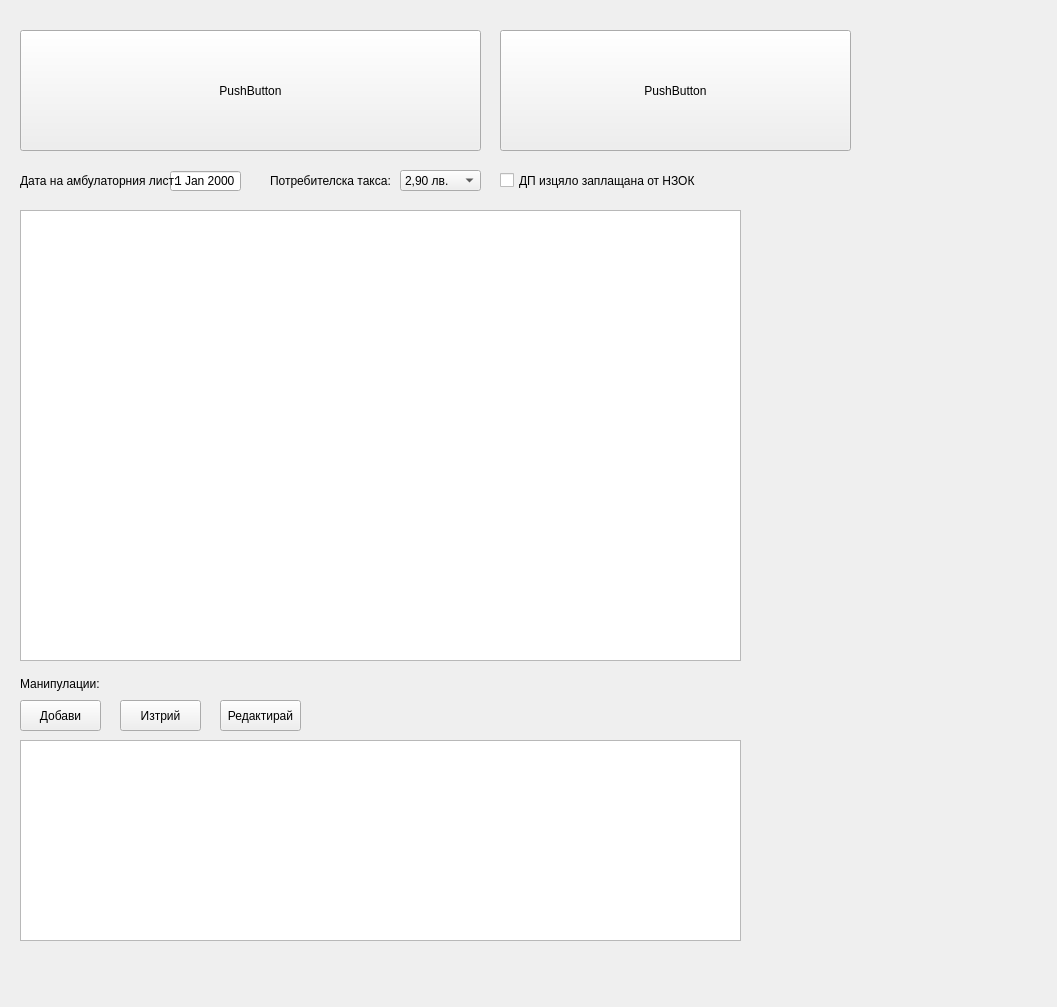
The window that src/View/ListView/ListView.ui (thefinalcutbg/DinoDent) describes before a commit, drawn with Qt 5.
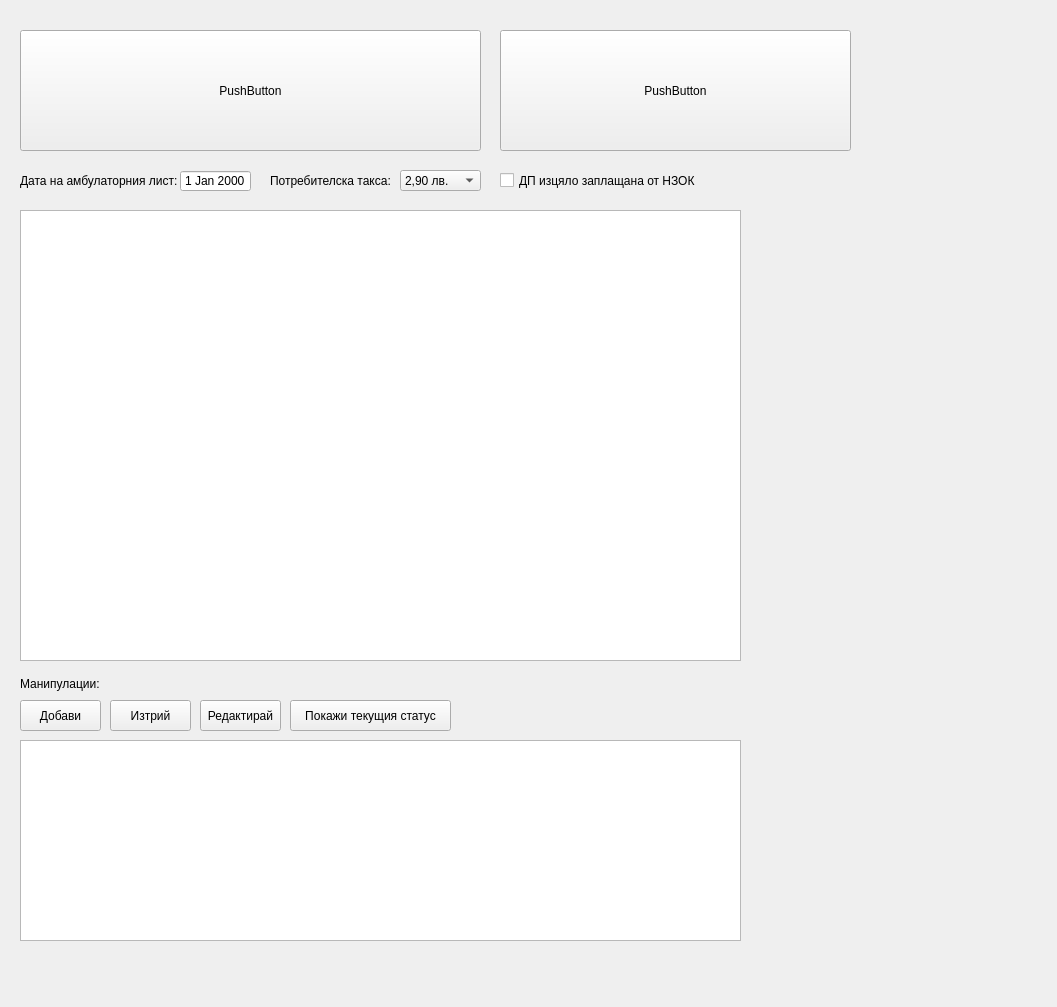
The same window after the commit. Custom widgets are drawn as their Qt base class.

Commit message: Show current status on ambList implemented. Fixed crash in detailes dialog, due to fault lambda capture

Patch:
```diff
--- a/src/View/ListView/ListView.ui
+++ b/src/View/ListView/ListView.ui
@@ -119,7 +119,7 @@
   <widget class="QPushButton" name="deleteProcedure">
    <property name="geometry">
     <rect>
-     <x>120</x>
+     <x>110</x>
      <y>700</y>
      <width>81</width>
      <height>31</height>
@@ -132,7 +132,7 @@
   <widget class="QPushButton" name="editProcedure">
    <property name="geometry">
     <rect>
-     <x>220</x>
+     <x>200</x>
      <y>700</y>
      <width>81</width>
      <height>31</height>
@@ -158,9 +158,9 @@
   <widget class="QLabel" name="priceLabel">
    <property name="geometry">
     <rect>
-     <x>330</x>
-     <y>690</y>
-     <width>401</width>
+     <x>450</x>
+     <y>700</y>
+     <width>291</width>
      <height>31</height>
     </rect>
    </property>
@@ -225,7 +225,7 @@
   <widget class="QDateEdit" name="dateEdit">
    <property name="geometry">
     <rect>
-     <x>170</x>
+     <x>180</x>
      <y>170</y>
      <width>71</width>
      <height>22</height>
@@ -243,7 +243,7 @@
     <rect>
      <x>20</x>
      <y>170</y>
-     <width>161</width>
+     <width>171</width>
      <height>21</height>
     </rect>
    </property>
@@ -251,6 +251,22 @@
     <string>Дата на амбулаторния лист:</string>
    </property>
   </widget>
+  <widget class="QPushButton" name="showCurrentStatusBox">
+   <property name="geometry">
+    <rect>
+     <x>290</x>
+     <y>700</y>
+     <width>161</width>
+     <height>31</height>
+    </rect>
+   </property>
+   <property name="text">
+    <string>Покажи текущия статус</string>
+   </property>
+   <property name="checkable">
+    <bool>true</bool>
+   </property>
+  </widget>
  </widget>
  <layoutdefault spacing="6" margin="11"/>
  <customwidgets>
```
The commit also changes 11 other files.
